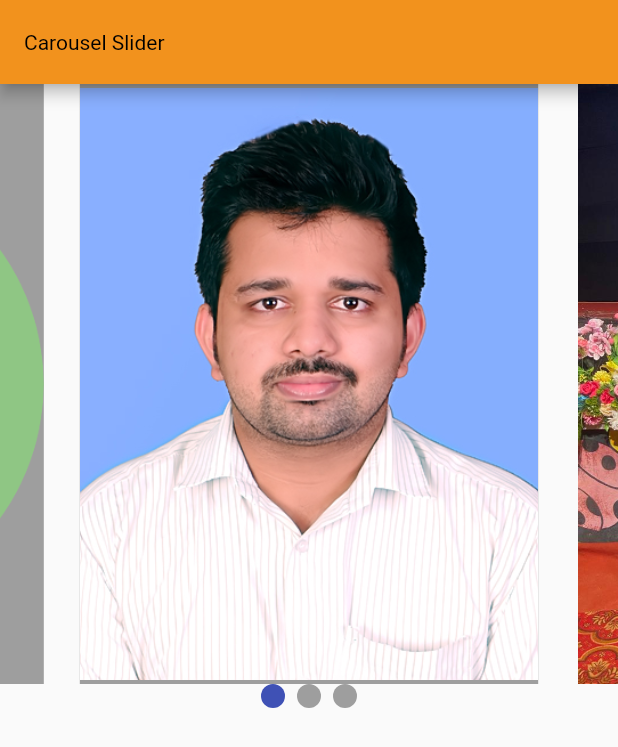
After one commit to arjun2020-py/Api_call_flutter, a Flutter app: the WidgetNavigation screen opened directly, after a tap on "Slider", on a phone screen of 412 x 824 dp. The commit adds this screen. Shown: the top 747 px of the screen. Run offline on Flutter 3.47's test engine with Material 2 defaults, Android fonts, the phone set to English and light mode, and no system bars; drawn by our look-alikes of carousel_slider, smooth_page_indicator; our stand-ins replace dio, either_dart, flutter_bloc, flutter_screenutil, get, get_storage and 4 more; accounts and stored records are empty.

Commit message:
first commit

```diff
--- /dev/null
+++ b/lib/CarouselSlider/View/crousel_screen.dart
@@ -0,0 +1,72 @@
+import 'package:flutter/material.dart';
+import 'package:carousel_slider/carousel_slider.dart';
+import 'package:smooth_page_indicator/smooth_page_indicator.dart';
+
+class CarouselScreen extends StatefulWidget {
+  CarouselScreen({super.key});
+
+  @override
+  State<CarouselScreen> createState() => _CarouselScreenState();
+}
+
+class _CarouselScreenState extends State<CarouselScreen> {
+  final activeIndex = 0;
+  final urlImages = [
+    'assets/images/1660032830980_1660032829776_mv1928.jpg',
+    'assets/images/WhatsApp Image 2023-02-17 at 20.35.26.jpeg',
+    'assets/images/pro.png',
+  ];
+
+  @override
+  Widget build(BuildContext context) {
+    return Scaffold(
+      appBar: AppBar(
+        automaticallyImplyLeading: false,
+        title: Text('Carousel Slider'),
+      ),
+      body: ListView(
+        children: [
+          Center(
+            child: SizedBox(
+                height: 500,
+                width: double.infinity,
+                child: Column(
+                  children: [
+                    CarouselSlider.builder(
+                        itemCount: urlImages.length,
+                        itemBuilder: (context, index, realIndex) {
+                          final urlImage = urlImages[index];
+                          return BuildImages(urlImage, index);
+                        },
+                        options: CarouselOptions(
+                          height: 400,
+                          autoPlay: true,
+                          onPageChanged: (index, reason) {
+                            setState(() {
+                              final activeIndex = index;
+                            });
+                          },
+                        )),
+                    buildIndicator(),
+                  ],
+                )),
+          )
+        ],
+      ),
+    );
+  }
+
+  Widget buildIndicator() => AnimatedSmoothIndicator(
+        activeIndex: activeIndex,
+        count: urlImages.length,
+        effect: JumpingDotEffect(),
+      );
+
+  Widget BuildImages(String urlImage, int index) {
+    return Container(
+      margin: EdgeInsets.symmetric(horizontal: 12),
+      color: Colors.grey,
+      child: Image.asset(urlImage),
+    );
+  }
+}
--- a/lib/ScreenWidget/Screen/widget_navtion.dart
+++ b/lib/ScreenWidget/Screen/widget_navtion.dart
@@ -1,7 +1,9 @@
 import 'package:flutter/material.dart';
 import 'package:get/get.dart';
 
+import '../../CarouselSlider/View/crousel_screen.dart';
 import '../../homeScreen/widget/home_widget.dart';
+import '../../searchBar/view/search_bar.dart';
 import 'bottom_navigation_demo.dart';
 import 'screen_dumy.dart';
 import 'screen_gender.dart';
@@ -34,22 +36,34 @@ class WidgetNavigation extends StatelessWidget {
                 Get.to(ScreenGender());
               },
             ),
-
             const SizedBox(
               height: 10,
             ),
-            // ButtonWidget(
-            //   text: 'Register',
-            //   color: Colors.blueGrey,
-            //   onTap: () {
-            //     Get.to(ScreenSiginup());
-            //   },
-            // ),
             ButtonWidget(
-              text: 'TestCase',
+              text: 'Slider',
+              color: Colors.blueGrey,
+              onTap: () {
+                Get.to(CarouselScreen());
+              },
+            ),
+            const SizedBox(
+              height: 10,
+            ),
+            ButtonWidget(
+              text: 'DropDown',
               color: Colors.cyanAccent,
               onTap: () {
                 Get.to(ScreenDummy());
+              },
+            ),
+            const SizedBox(
+              height: 10,
+            ),
+            ButtonWidget(
+              text: 'SearchBar',
+              color: const Color(0xffBE6DB7),
+              onTap: () {
+                Get.to(SearchbarScreen());
               },
             )
           ],
--- a/pubspec.yaml
+++ b/pubspec.yaml
@@ -51,6 +51,8 @@ dependencies:
   hive_flutter: ^1.1.0
   hive_generator: ^2.0.0
   flutter_screenutil: ^5.6.1
+  carousel_slider: ^4.2.1
+  smooth_page_indicator: ^1.0.1
 
 dev_dependencies:
   flutter_test:
```
Also changed, not shown: lib/searchBar/Controller/search_screen.dart (added, +14 -0 lines), lib/searchBar/view/search_bar.dart (added, +112 -0 lines), assets/images/WhatsApp_Image_2023-02-06_at_16.45.27-removebg-preview.png (added), assets/images/fd5a5f5348f9d8800dd838577550596b.jpg (added), assets/images/pro.png (added), lib/CarouselSlider/carousel.dart (added), lib/searchBar/searchbar.dart (added), pubspec.lock, 1 other file.
